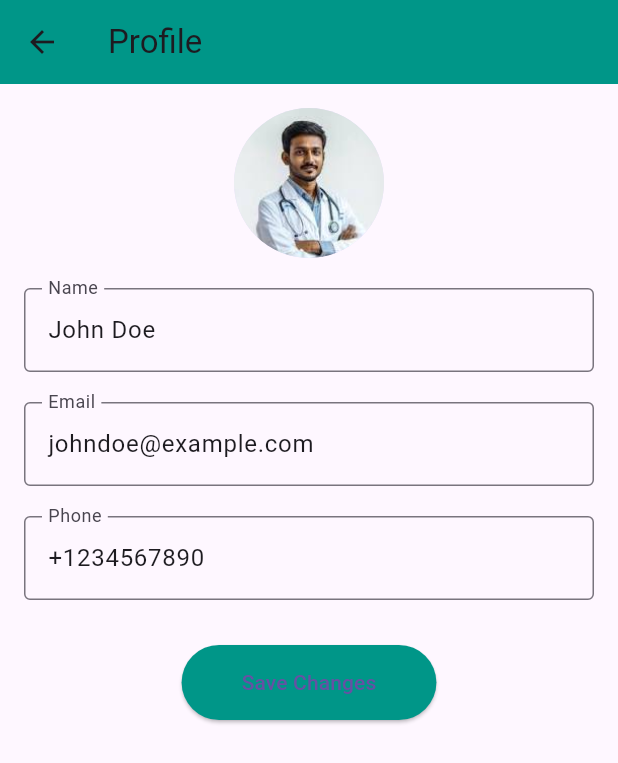
After one commit to pitroda-meet/docbook, a Flutter app: the HomePage screen opened by its route, item 4 of the bottom bar chosen, after a tap on "Profile", on a phone screen of 412 x 824 dp. The commit adds this screen. Shown: the top 763 px of the screen. Run offline on Flutter 3.47's test engine with Material 3 defaults, Android fonts, the phone set to English and light mode, and no system bars; our stand-ins replace table_calendar.

Commit message:
design settings ui

```diff
--- a/lib/screens/home_screen.dart
+++ b/lib/screens/home_screen.dart
@@ -1,7 +1,10 @@
+import 'package:docbook/screens/profile_screen.dart';
+import 'package:docbook/screens/settings_screen.dart';
 import 'package:flutter/material.dart';
 import 'appointments_page.dart';
 import 'doctor_detail_page.dart';
 import 'category_page.dart'; // Import the category page
+import 'settings_screen.dart';
 
 class HomePage extends StatelessWidget {
   @override
@@ -18,9 +21,21 @@ class HomePage extends StatelessWidget {
         actions: [
           Padding(
             padding: const EdgeInsets.only(right: 16),
-            child: CircleAvatar(
-              backgroundColor: Colors.blue.shade100,
-              child: Icon(Icons.person, color: Colors.teal),
+            child: GestureDetector(
+              // Wrap the CircleAvatar with GestureDetector
+              onTap: () {
+                // Navigate to the profile page
+                Navigator.push(
+                  context,
+                  MaterialPageRoute(
+                      builder: (context) =>
+                          ProfileScreen()), // Ensure ProfileScreen exists
+                );
+              },
+              child: CircleAvatar(
+                backgroundColor: Colors.blue.shade100,
+                child: Icon(Icons.person, color: Colors.teal),
+              ),
             ),
           ),
         ],
@@ -98,25 +113,29 @@ class HomePage extends StatelessWidget {
         ),
       ),
       bottomNavigationBar: BottomNavigationBar(
-        currentIndex: 0,
+        currentIndex: 2, // Set to "Categories" index
         type: BottomNavigationBarType.fixed,
         selectedItemColor: Colors.teal,
         unselectedItemColor: Colors.grey,
         showSelectedLabels: false,
         showUnselectedLabels: false,
         onTap: (index) {
-          if (index == 1) {
+          if (index == 0) {
+            Navigator.push(
+              context,
+              MaterialPageRoute(builder: (context) => HomePage()),
+            ); // Navigate to Home
+          } else if (index == 1) {
             Navigator.push(
               context,
               MaterialPageRoute(builder: (context) => AppointmentsPage()),
-            );
-          } else if (index == 2) {
+            ); // Navigate to Appointments
+          } else if (index == 3) {
+            // This corresponds to the "Settings" icon index
             Navigator.push(
               context,
-              MaterialPageRoute(
-                  builder: (context) =>
-                      CategoryPage(categoryName: 'Category Placeholder')),
-            );
+              MaterialPageRoute(builder: (context) => SettingsScreen()),
+            ); // Navigate to Settings
           }
         },
         items: [
--- /dev/null
+++ b/lib/screens/profile_screen.dart
@@ -0,0 +1,103 @@
+import 'package:flutter/material.dart';
+
+class ProfileScreen extends StatefulWidget {
+  @override
+  _ProfileScreenState createState() => _ProfileScreenState();
+}
+
+class _ProfileScreenState extends State<ProfileScreen> {
+  // Initial profile data (can be fetched from backend)
+  String name = "John Doe";
+  String email = "johndoe@example.com";
+  String phone = "+1234567890";
+
+  @override
+  Widget build(BuildContext context) {
+    return Scaffold(
+      appBar: AppBar(
+        title: const Text('Profile'),
+        backgroundColor: Colors.teal,
+      ),
+      body: SingleChildScrollView(
+        child: Padding(
+          padding: const EdgeInsets.all(16.0),
+          child: Column(
+            crossAxisAlignment: CrossAxisAlignment.center,
+            children: [
+              // Placeholder for profile image (no image picker)
+              CircleAvatar(
+                radius: 50,
+                backgroundImage: AssetImage('assets/download1.jpeg'),
+              ),
+              const SizedBox(height: 20),
+
+              // Name TextField
+              TextFormField(
+                initialValue: name,
+                decoration: const InputDecoration(
+                  labelText: 'Name',
+                  border: OutlineInputBorder(),
+                ),
+                onChanged: (value) {
+                  setState(() {
+                    name = value; // Update name value on change
+                  });
+                },
+              ),
+              const SizedBox(height: 20),
+
+              // Email TextField
+              TextFormField(
+                initialValue: email,
+                decoration: const InputDecoration(
+                  labelText: 'Email',
+                  border: OutlineInputBorder(),
+                ),
+                onChanged: (value) {
+                  setState(() {
+                    email = value; // Update email value on change
+                  });
+                },
+              ),
+              const SizedBox(height: 20),
+
+              // Phone TextField
+              TextFormField(
+                initialValue: phone,
+                decoration: const InputDecoration(
+                  labelText: 'Phone',
+                  border: OutlineInputBorder(),
+                ),
+                onChanged: (value) {
+                  setState(() {
+                    phone = value; // Update phone value on change
+                  });
+                },
+              ),
+              const SizedBox(height: 30),
+
+              // Save Button
+              ElevatedButton(
+                onPressed: () {
+                  // Handle saving logic here (e.g., send data to a server or save locally)
+                  ScaffoldMessenger.of(context).showSnackBar(
+                    const SnackBar(
+                      content: Text("Profile updated successfully!"),
+                      duration: Duration(seconds: 2),
+                    ),
+                  );
+                },
+                style: ElevatedButton.styleFrom(
+                  backgroundColor: Colors.teal,
+                  padding:
+                      const EdgeInsets.symmetric(horizontal: 40, vertical: 15),
+                ),
+                child: const Text('Save Changes'),
+              ),
+            ],
+          ),
+        ),
+      ),
+    );
+  }
+}
--- /dev/null
+++ b/lib/screens/settings_screen.dart
@@ -0,0 +1,75 @@
+// lib/screens/settings_screen.dart
+
+import 'package:docbook/screens/reset_password_screen.dart';
+import 'package:flutter/material.dart';
+import 'profile_screen.dart'; // Import the profile screen
+import 'change_password_screen.dart';
+import 'about_us_screen.dart';
+import 'patient_details_screen.dart';
+
+class SettingsScreen extends StatelessWidget {
+  const SettingsScreen({Key? key}) : super(key: key); // Added const constructor
+
+  @override
+  Widget build(BuildContext context) {
+    return Scaffold(
+      appBar: AppBar(
+        title: const Text('Settings'),
+        backgroundColor: Colors.teal,
+      ),
+      body: ListView(
+        children: [
+          ListTile(
+            leading: const Icon(Icons.person),
+            title: const Text('Profile'),
+            onTap: () {
+              // Navigate to Profile Screen when tapped
+              Navigator.push(
+                context,
+                MaterialPageRoute(
+                    builder: (context) =>
+                        ProfileScreen()), // Ensure const constructor
+              );
+            },
+          ),
+          ListTile(
+            leading: const Icon(Icons.lock),
+            title: const Text('Change Password'),
+            onTap: () {
+              Navigator.push(
+                context,
+                MaterialPageRoute(
+                    builder: (context) =>
+                        ResetPasswordScreen()), // Ensure const constructor
+              );
+            },
+          ),
+          ListTile(
+            leading: const Icon(Icons.info),
+            title: const Text('About Us'),
+            onTap: () {
+              Navigator.push(
+                context,
+                MaterialPageRoute(
+                    builder: (context) =>
+                        AboutUsScreen()), // Ensure const constructor
+              );
+            },
+          ),
+          ListTile(
+            leading: const Icon(Icons.medical_services),
+            title: const Text('Patient Details'),
+            onTap: () {
+              Navigator.push(
+                context,
+                MaterialPageRoute(
+                    builder: (context) =>
+                        PatientDetailsScreen()), // Ensure const constructor
+              );
+            },
+          ),
+        ],
+      ),
+    );
+  }
+}
```
Also changed, not shown: lib/screens/about_us_screen.dart (added, +116 -0 lines), lib/screens/patient_details_screen.dart (added, +123 -0 lines), lib/screens/change_password_screen.dart (added).
